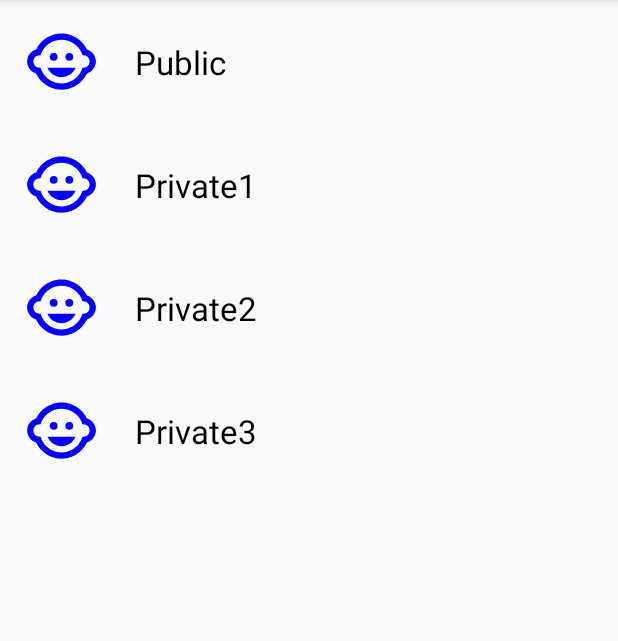
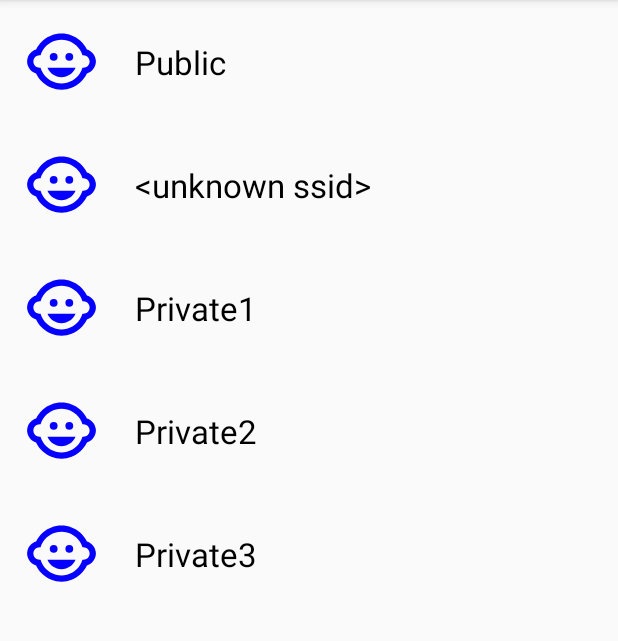
Before and after one commit to BlahaMarek/mob, an Android app: the fragment WifiList shown on its own in the app's theme, after a tap on "Public", on a phone screen of 412 x 824 dp, the part 84-725 px from its top. Run offline under Robolectric (Android 15) with nearby library versions, the phone set to English and light mode, and no system bars.

Commit message:
ziskanie SSID resp. BSSID, ziskanie povolenia pre polohu

```diff
--- a/GuysDestiny/app/src/main/java/com/example/guysdestiny/com/example/guydestiny/wifi/CustomAdapter.kt
+++ b/GuysDestiny/app/src/main/java/com/example/guysdestiny/com/example/guydestiny/wifi/CustomAdapter.kt
@@ -17,7 +17,7 @@ class CustomAdapter(val wifiList: ArrayList<WifiData>) : RecyclerView.Adapter<Cu
         holder.textViewName.text = wifi.name
 
         holder.card.setOnClickListener{
-            Log.d("xxx", "klikol si ${wifi.name}" )
+            Log.d("xxx", "klikol si ${wifi.name} s id ${wifi.id}" )
         }
     }
 
--- a/GuysDestiny/app/src/main/java/com/example/guysdestiny/com/example/guydestiny/wifi/WifiData.kt
+++ b/GuysDestiny/app/src/main/java/com/example/guysdestiny/com/example/guydestiny/wifi/WifiData.kt
@@ -1,5 +1,6 @@
 package com.example.guysdestiny.com.example.guydestiny.wifi
 
 class WifiData (
-    val name: String
+    val name: String,
+    val id: String
 )
--- a/GuysDestiny/app/src/main/java/com/example/guysdestiny/com/example/guydestiny/wifi/WifiList.kt
+++ b/GuysDestiny/app/src/main/java/com/example/guysdestiny/com/example/guydestiny/wifi/WifiList.kt
@@ -1,6 +1,8 @@
 package com.example.guysdestiny.com.example.guydestiny.wifi
 
+import android.Manifest
 import android.content.Context
+import android.content.pm.PackageManager
 import android.net.wifi.WifiManager
 import android.os.Bundle
 import android.util.Log
@@ -8,43 +10,79 @@ import androidx.fragment.app.Fragment
 import android.view.LayoutInflater
 import android.view.View
 import android.view.ViewGroup
+import androidx.core.content.ContextCompat
 import androidx.recyclerview.widget.LinearLayoutManager
 import com.example.guysdestiny.R
 import kotlinx.android.synthetic.main.fragment_wifi_list.*
 
 
+
 //ToDo:
-//      1. Vytvorit ReadMe File
-//      2. Ziskat SSID, BSSID
+//      1. Vytvorit ReadMe File OK
+//      2. Ziskat SSID, BSSID  OK
+//      3. Povolenie pre polohu OK
+//      4. Vytvorit public room-ku  OK
+//      ...
 //      3. Cez rest ziskat zvysne room-ky
-//      4. Vytvorit public room-ku
 //      5. Na onClickListener otvorit novy fragment
 //      6. Animacia na onClick
 
 class WifiList : Fragment() {
+    private val MY_PERMISSIONS_REQUEST_LOCATION = 1
 
     override fun onCreateView(inflater: LayoutInflater, container: ViewGroup?, savedInstanceState: Bundle?): View? {
         return inflater.inflate(R.layout.fragment_wifi_list, container, false)
     }
 
     override fun onViewCreated(view: View, savedInstanceState: Bundle?) {
-
-//        val wifiManager = activity!!.applicationContext.getSystemService(Context.WIFI_SERVICE) as WifiManager
-//        Log.d("ssid", wifiManager.connectionInfo.ssid.toString())
-//        Log.d("bssid", wifiManager.connectionInfo.bssid.toString())
-
-
-        val wifis = ArrayList<WifiData>()
-        wifis.add(WifiData("Public"))
-        wifis.add(WifiData("Private1"))
-        wifis.add(WifiData("Private2"))
-        wifis.add(WifiData("Private3"))
+        if (ContextCompat.checkSelfPermission( activity!!.applicationContext, Manifest.permission.ACCESS_FINE_LOCATION)
+            != PackageManager.PERMISSION_GRANTED) {
+            requestPermissions(arrayOf(Manifest.permission.ACCESS_FINE_LOCATION), MY_PERMISSIONS_REQUEST_LOCATION)
+        } else {
+            wifiMan()
+        }
 
         super.onViewCreated(view, savedInstanceState)
+    }
+
+    fun wifiMan() {
+        val wifis = ArrayList<WifiData>()
+        wifis.add(WifiData("Public", "XsTDHS3C2YneVmEW5Ry7"))
+
+        val wifiManager = activity!!.applicationContext.getSystemService(Context.WIFI_SERVICE) as WifiManager
+        if ( wifiManager.connectionInfo.ssid != null){
+            val wifiSSID = wifiManager.connectionInfo.ssid.toString()
+            wifis.add(WifiData(wifiSSID, wifiSSID))
+            Log.d("ssid", wifiSSID)
+        } else {
+            val wifiBSSID = wifiManager.connectionInfo.bssid.toString()
+            wifis.add(WifiData(wifiBSSID, wifiBSSID))
+            Log.d("bssid", wifiBSSID)
+        }
+
+        wifis.add(WifiData("Private1", "null"))
+        wifis.add(WifiData("Private2", "null"))
+        wifis.add(WifiData("Private3", "null"))
+
         recyclerView_wifiList?.apply {
             layoutManager = LinearLayoutManager(context)
             adapter = CustomAdapter(wifis)
         }
     }
 
+    override fun onRequestPermissionsResult(requestCode: Int, permissions: Array<String>, grantResults: IntArray) {
+        when (requestCode) {
+            MY_PERMISSIONS_REQUEST_LOCATION -> {
+                if ((grantResults.isNotEmpty() && grantResults[0] == PackageManager.PERMISSION_GRANTED)) {
+                    Log.d("perDone", "permission for Location")
+                    wifiMan()
+                } else {
+                    Log.d("eee", "no permission for Location")
+                }
+                return
+            }
+            else -> {
+            }
+        }
+    }
 }
```
Also changed, not shown: 2 other files.
